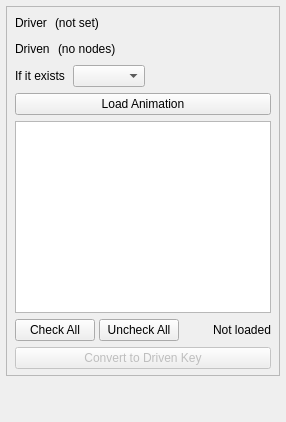
First picture: the form in ui/resources/advanced_page.ui, repository zebraed/sdkk, before the edit.
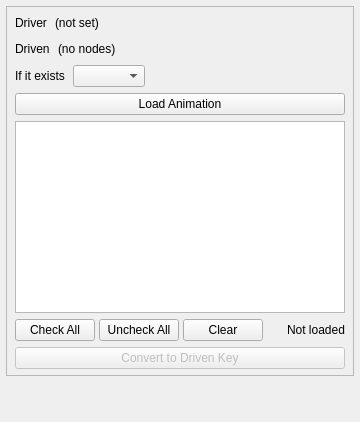
Second picture: the form after the edit.

```diff
--- a/ui/resources/advanced_page.ui
+++ b/ui/resources/advanced_page.ui
@@ -278,6 +278,16 @@
              </property>
             </widget>
            </item>
+           <item>
+            <widget class="QPushButton" name="btn_clear">
+             <property name="toolTip">
+              <string>Empty the list</string>
+             </property>
+             <property name="text">
+              <string>Clear</string>
+             </property>
+            </widget>
+           </item>
            <item>
             <spacer name="spacer_check">
              <property name="orientation">
```
